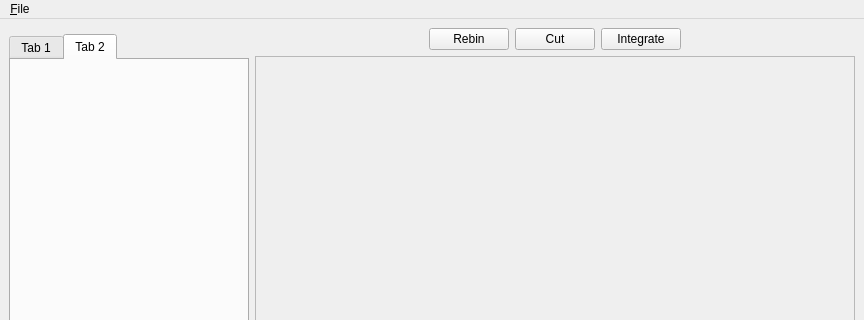
Before: the Qt Designer form inc/mpMainWindow.ui in mareuter/PVMockupGui, drawn with Qt 5; both pictures show x 0 to 864 and y 0 to 320 of the 864 by 904 pixel window.
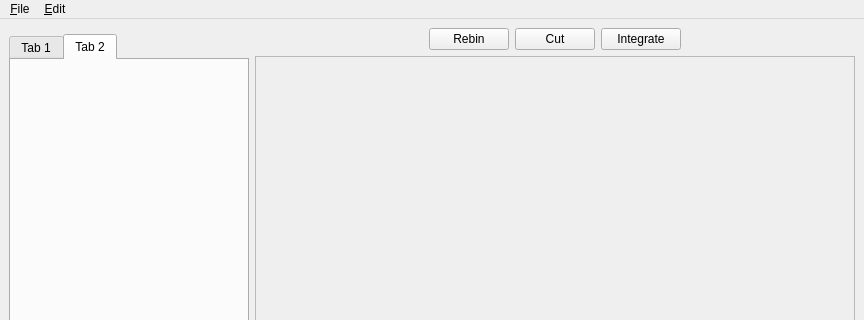
After: the same form once the commit is applied. Custom widgets are drawn as their Qt base class.

Commit message: Adding undo option and fixing exit shortcut.

Diff of the .ui file:
```diff
--- a/inc/mpMainWindow.ui
+++ b/inc/mpMainWindow.ui
@@ -135,7 +135,14 @@
     <addaction name="separator"/>
     <addaction name="action_Exit"/>
    </widget>
+   <widget class="QMenu" name="menu_Edit">
+    <property name="title">
+     <string>&amp;Edit</string>
+    </property>
+    <addaction name="action_Undo"/>
+   </widget>
    <addaction name="menu_File"/>
+   <addaction name="menu_Edit"/>
   </widget>
   <widget class="QStatusBar" name="statusbar"/>
   <action name="action_Open">
```
Left out of the diff: 10 changed lines with no effect on the pictures.
